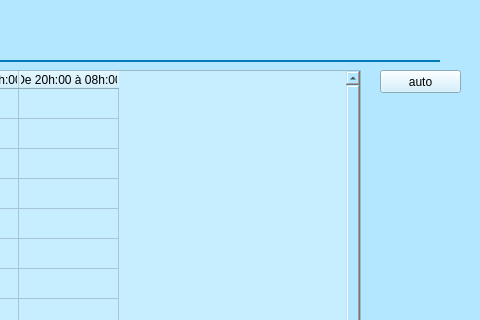
The window that user_interfaces/planing_garde.ui (otmanLAHRECHE/Garde_advanced) describes before a commit, drawn with Qt 5; both pictures show x 320 to 800 and y 0 to 320 of the 800 by 600 pixel window.
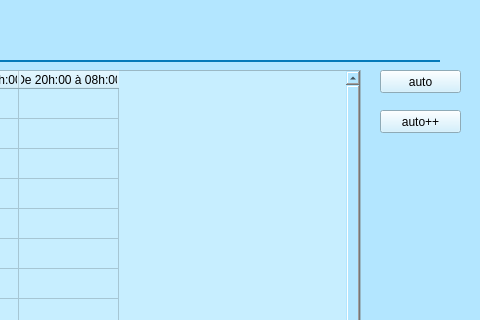
The same window after the commit.

The edit to the form file:
```diff
--- a/user_interfaces/planing_garde.ui
+++ b/user_interfaces/planing_garde.ui
@@ -329,6 +329,22 @@
      <string>Save</string>
     </property>
    </widget>
+   <widget class="QPushButton" name="pushButton_4">
+    <property name="geometry">
+     <rect>
+      <x>700</x>
+      <y>110</y>
+      <width>81</width>
+      <height>23</height>
+     </rect>
+    </property>
+    <property name="styleSheet">
+     <string notr="true">background-color: rgb(199, 238, 255);</string>
+    </property>
+    <property name="text">
+     <string>auto++</string>
+    </property>
+   </widget>
   </widget>
  </widget>
  <resources/>
```
